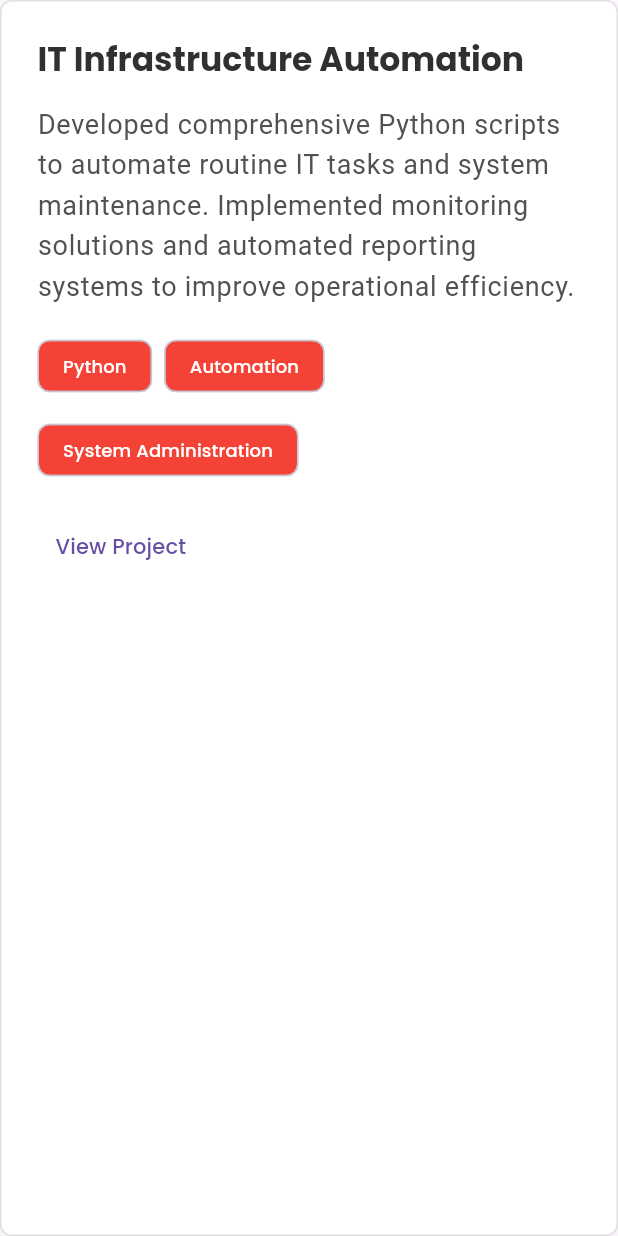
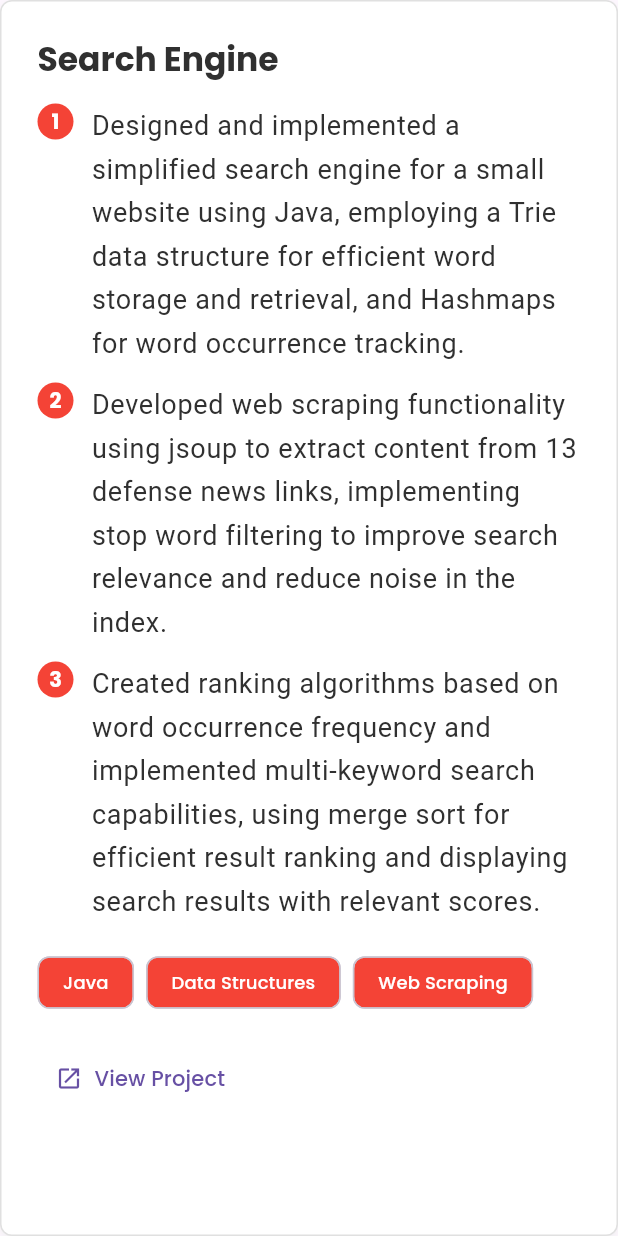
Before and after one commit to Rohil1321/Rohil1321.github.io, a Flutter app: the ProjectCard widget shown alone on an empty page, opened directly, on a phone screen of 412 x 824 dp. Run offline on Flutter 3.47's test engine with Material 3 defaults, Android fonts, the light colour scheme and no system bars; our stand-ins replace google_fonts.

Commit message:
Updated website with numbered points and improved text contrast

```diff
--- a/lib/pages/projects_page.dart
+++ b/lib/pages/projects_page.dart
@@ -23,35 +23,30 @@ class ProjectsPage extends StatelessWidget {
             Text(
               'Here are some of my notable projects:',
               style: Theme.of(context).textTheme.bodyLarge?.copyWith(
-                color: const Color(0xFF515151),
+                color: const Color(0xFF303030),
               ),
             ),
             const SizedBox(height: 48),
             ProjectCard(
-              title: 'IT Infrastructure Automation',
-              description: 'Developed comprehensive Python scripts to automate routine IT tasks '
-                  'and system maintenance. Implemented monitoring solutions and automated reporting '
-                  'systems to improve operational efficiency.',
-              technologies: ['Python', 'Automation', 'System Administration'],
+              title: 'Search Engine',
+              descriptions: [
+                'Designed and implemented a simplified search engine for a small website using Java, employing a Trie data structure for efficient word storage and retrieval, and Hashmaps for word occurrence tracking.',
+                'Developed web scraping functionality using jsoup to extract content from 13 defense news links, implementing stop word filtering to improve search relevance and reduce noise in the index.',
+                'Created ranking algorithms based on word occurrence frequency and implemented multi-keyword search capabilities, using merge sort for efficient result ranking and displaying search results with relevant scores.',
+              ],
+              technologies: ['Java', 'Data Structures', 'Web Scraping'],
               link: 'https://github.com/Rohil1321/CS-600-Stevens/tree/main/Project/SearchEngine_CS600',
             ),
             const SizedBox(height: 32),
             ProjectCard(
-              title: 'Network Management System',
-              description: 'Created a centralized network management solution using Python '
-                  'to monitor and manage network devices. Implemented automated alerts and '
-                  'reporting features for proactive issue resolution.',
-              technologies: ['Python', 'Networking', 'System Monitoring'],
+              title: 'Captain Veggie',
+              descriptions: [
+                'Developed a simulation game in Python where players control Captain Veggie to harvest vegetables while avoiding rabbits, implementing object-oriented programming principles with classes like FieldInhabitant, Veggie, Creature, Captain, and Rabbit.',
+                'Created a game engine that initializes the field, manages game state, handles character movements, and processes player input, utilizing file I/O for game configuration and high score management.',
+                'Implemented game mechanics including random vegetable placement, rabbit movement algorithms, score tracking, and a high score system, demonstrating skills in algorithm design and data structure manipulation.',
+              ],
+              technologies: ['Python', 'OOP', 'Game Development'],
               link: 'https://github.com/Rohil1321/AAI_551_Project',
-            ),
-            const SizedBox(height: 32),
-            ProjectCard(
-              title: 'IT Asset Management Tool',
-              description: 'Developed a custom IT asset management system to track and '
-                  'maintain hardware and software inventory. Automated asset lifecycle '
-                  'management and reporting processes.',
-              technologies: ['Python', 'Database Management', 'Asset Tracking'],
-              link: '#',
             ),
           ],
         ),
@@ -62,13 +57,13 @@ class ProjectsPage extends StatelessWidget {
 
 class ProjectCard extends StatelessWidget {
   final String title;
-  final String description;
+  final List<String> descriptions;
   final List<String> technologies;
   final String link;
 
   const ProjectCard({
     required this.title,
-    required this.description,
+    required this.descriptions,
     required this.technologies,
     required this.link,
     super.key,
@@ -102,13 +97,12 @@ class ProjectCard extends StatelessWidget {
             ),
           ),
           const SizedBox(height: 16),
-          Text(
-            description,
-            style: Theme.of(context).textTheme.bodyLarge?.copyWith(
-              color: const Color(0xFF515151),
-              height: 1.5,
-            ),
-          ),
+          ...List.generate(descriptions.length, (index) => Column(
+            children: [
+              _buildNumberedPoint(context, (index + 1).toString(), descriptions[index]),
+              if (index < descriptions.length - 1) const SizedBox(height: 12),
+            ],
+          )),
           const SizedBox(height: 16),
           Wrap(
             spacing: 8,
@@ -126,18 +120,53 @@ class ProjectCard extends StatelessWidget {
           ),
           if (link != '#') ...[
             const SizedBox(height: 16),
-            TextButton(
+            TextButton.icon(
               onPressed: () async {
                 final Uri url = Uri.parse(link);
                 if (!await launcher.launchUrl(url)) {
                   throw Exception('Could not launch $url');
                 }
               },
-              child: const Text('View Project'),
+              icon: const Icon(Icons.open_in_new),
+              label: const Text('View Project'),
             ),
           ],
         ],
       ),
     );
   }
+
+  Widget _buildNumberedPoint(BuildContext context, String number, String text) {
+    return Row(
+      crossAxisAlignment: CrossAxisAlignment.start,
+      children: [
+        Container(
+          width: 24,
+          height: 24,
+          alignment: Alignment.center,
+          decoration: BoxDecoration(
+            color: Colors.red,
+            borderRadius: BorderRadius.circular(12),
+          ),
+          child: Text(
+            number,
+            style: const TextStyle(
+              color: Colors.white,
+              fontWeight: FontWeight.bold,
+            ),
+          ),
+        ),
+        const SizedBox(width: 12),
+        Expanded(
+          child: Text(
+            text,
+            style: Theme.of(context).textTheme.bodyLarge?.copyWith(
+              color: const Color(0xFF303030),
+              height: 1.6,
+            ),
+          ),
+        ),
+      ],
+    );
+  }
 }
```
Also changed, not shown: lib/pages/home_page.dart (+63 -9 lines), assets/fonts/MaterialIcons-Regular.otf, 10 other files.
